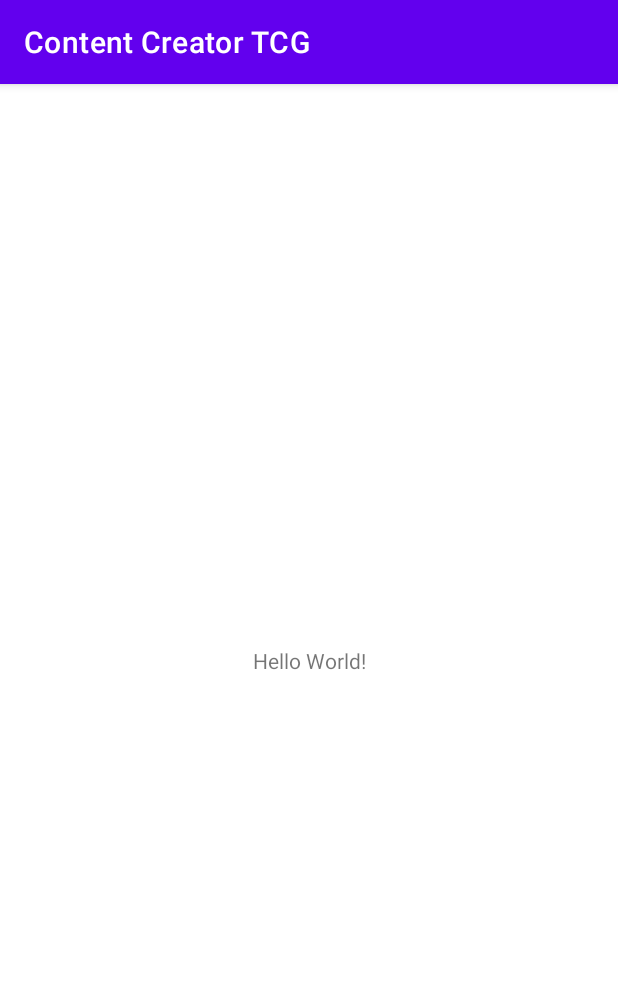
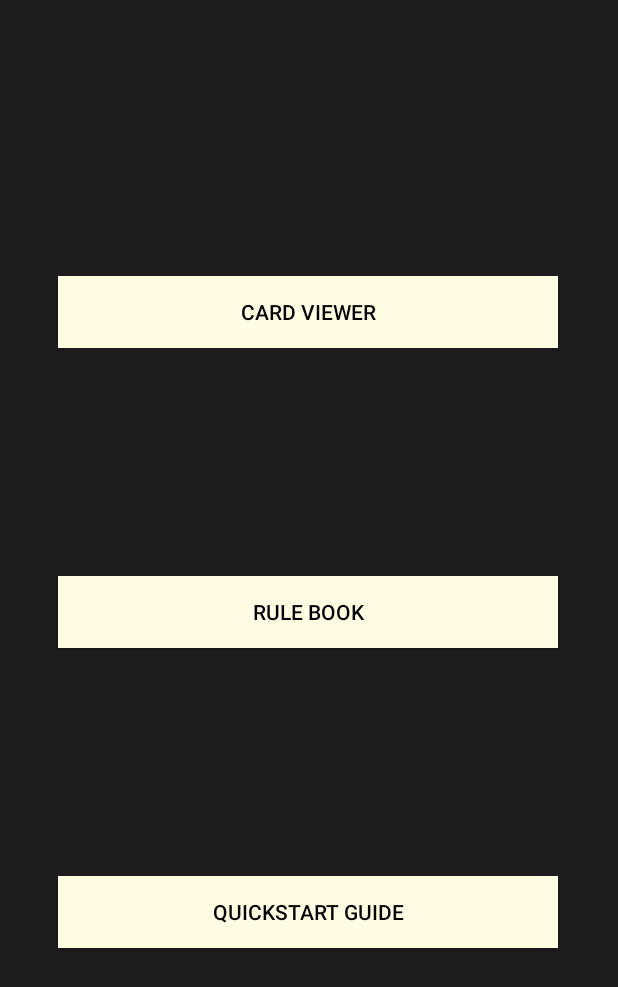
Before and after one commit to sam09rad/Capstone_Quick-n-Easy-Magic-the-Gathering, an Android app: the screen it shows after launch (MainActivity), on a phone screen of 412 x 824 dp. Shown: the top 987 px of the screen. Run offline under Robolectric (Android 15) with nearby library versions, the phone set to English and light mode, and no system bars.

Commit message:
Changes: Added in the MainActivity. Changes the MainActivity buttons are named "cardViewerBtn", "rulebookBtn", and "quickstartGuideBtn". Colors for buttons and background of MainActivity are also changed.

```diff
--- a/app/src/main/res/layout/activity_main.xml
+++ b/app/src/main/res/layout/activity_main.xml
@@ -4,15 +4,49 @@
     xmlns:tools="http://schemas.android.com/tools"
     android:layout_width="match_parent"
     android:layout_height="match_parent"
+    android:background="#1D1D1D"
     tools:context=".MainActivity">
 
-    <TextView
-        android:layout_width="wrap_content"
+    <Button
+        android:id="@+id/cardViewerBtn"
+        android:layout_width="500px"
         android:layout_height="wrap_content"
-        android:text="Hello World!"
-        app:layout_constraintBottom_toBottomOf="parent"
+        android:layout_marginStart="110dp"
+        android:layout_marginTop="184dp"
+        android:layout_marginEnd="111dp"
+        android:background="#FFFCE4"
+        android:text="Card Viewer"
+        android:textColor="@android:color/black"
         app:layout_constraintEnd_toEndOf="parent"
         app:layout_constraintStart_toStartOf="parent"
         app:layout_constraintTop_toTopOf="parent" />
 
+    <Button
+        android:id="@+id/rulebookBtn"
+        android:layout_width="500px"
+        android:layout_height="wrap_content"
+        android:layout_marginStart="110dp"
+        android:layout_marginEnd="111dp"
+        android:background="#FFFCE4"
+        android:text="Rule Book"
+        android:textColor="@android:color/black"
+        app:layout_constraintBottom_toTopOf="@+id/quickstartGuideBtn"
+        app:layout_constraintEnd_toEndOf="parent"
+        app:layout_constraintStart_toStartOf="parent"
+        app:layout_constraintTop_toBottomOf="@+id/cardViewerBtn" />
+
+    <Button
+        android:id="@+id/quickstartGuideBtn"
+        android:layout_width="500px"
+        android:layout_height="wrap_content"
+        android:layout_marginStart="110dp"
+        android:layout_marginEnd="111dp"
+        android:layout_marginBottom="192dp"
+        android:background="#FFFCE4"
+        android:text="Quickstart Guide"
+        android:textColor="@android:color/black"
+        app:layout_constraintBottom_toBottomOf="parent"
+        app:layout_constraintEnd_toEndOf="parent"
+        app:layout_constraintStart_toStartOf="parent" />
+
 </androidx.constraintlayout.widget.ConstraintLayout>
--- a/app/src/main/res/values-night/themes.xml
+++ b/app/src/main/res/values-night/themes.xml
@@ -1,6 +1,6 @@
 <resources xmlns:tools="http://schemas.android.com/tools">
     <!-- Base application theme. -->
-    <style name="Theme.ContentCreatorTCG" parent="Theme.MaterialComponents.DayNight.DarkActionBar">
+    <style name="Theme.ContentCreatorTCG" parent="Theme.AppCompat.Light.NoActionBar">
         <!-- Primary brand color. -->
         <item name="colorPrimary">@color/purple_200</item>
         <item name="colorPrimaryVariant">@color/purple_700</item>
--- a/app/src/main/res/values/themes.xml
+++ b/app/src/main/res/values/themes.xml
@@ -1,6 +1,6 @@
 <resources xmlns:tools="http://schemas.android.com/tools">
     <!-- Base application theme. -->
-    <style name="Theme.ContentCreatorTCG" parent="Theme.MaterialComponents.DayNight.DarkActionBar">
+    <style name="Theme.ContentCreatorTCG" parent="Theme.AppCompat.Light.NoActionBar">
         <!-- Primary brand color. -->
         <item name="colorPrimary">@color/purple_500</item>
         <item name="colorPrimaryVariant">@color/purple_700</item>
```
Also changed, not shown: 1 other file.
